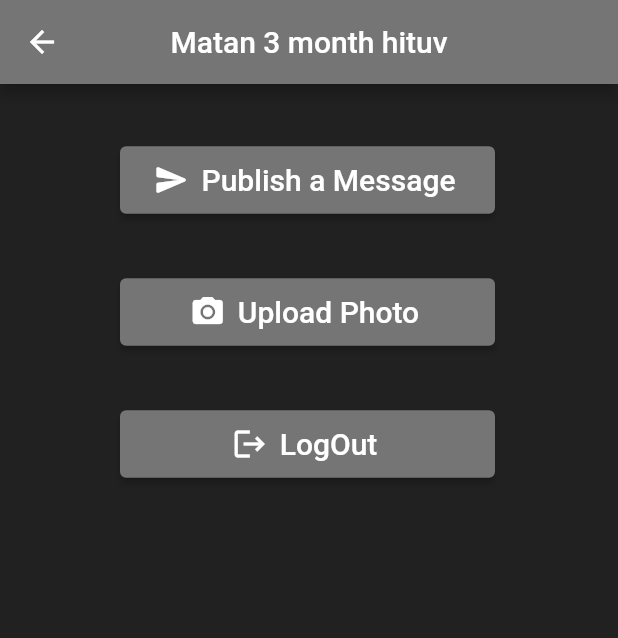
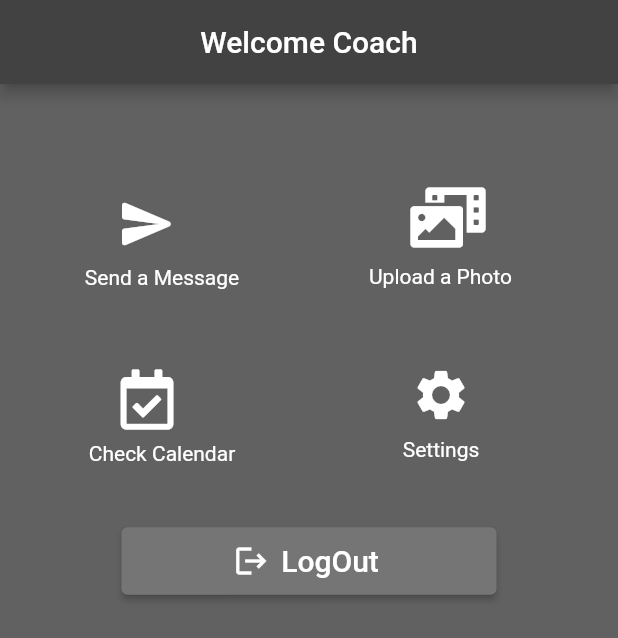
Before and after one commit to danielsem4/Mat-Fit, a Flutter app: the AdminHomePage screen opened directly, on a phone screen of 412 x 824 dp. Shown: the top 638 px of the screen. Run offline on Flutter 3.47's test engine with Material 2 defaults, Android fonts, the light colour scheme and no system bars; our stand-ins replace cloud_firestore, file_picker, firebase_auth, firebase_core, flutter_spinkit, font_awesome_flutter and 1 more; missing offline and left inert: dart:html, flutter_pdfview; accounts and stored records are empty.

Commit message:
makeover the admin side

```diff
--- a/lib/admin/adminHomePage.dart
+++ b/lib/admin/adminHomePage.dart
@@ -1,10 +1,13 @@
+import 'package:fit_app/admin/adminCalendar.dart';
+import 'package:fit_app/admin/adminSettings.dart';
 import 'package:fit_app/admin/publishAnnouncement.dart';
 import 'package:fit_app/admin/uploadPhoto.dart';
 import 'package:fit_app/authentication.dart';
 import 'package:flutter/material.dart';
-
+import 'package:font_awesome_flutter/font_awesome_flutter.dart';
 
 class AdminHomePage extends StatefulWidget {
+
   @override
   _AdminHomePageState createState() => _AdminHomePageState();
 }
@@ -15,17 +18,21 @@ class _AdminHomePageState extends State<AdminHomePage> {
   Widget build(BuildContext context) {
     return Scaffold(
       appBar: AppBar(
-        title: Text("Matan 3 month hituv"),
-        backgroundColor: Colors.grey.shade600,
+        title: Text("Welcome Coach"),
+        backgroundColor: Colors.grey.shade800,
         centerTitle: true,
       ),
-      backgroundColor: Colors.grey.shade900,
+      backgroundColor: Colors.grey.shade700,
       body: Column(
         children: [
-          SizedBox(height: 20),
+          SizedBox(height: 40),
+          Row(
+            children: [
+              Column(
+                children: [
                   Padding(
-            padding: const EdgeInsets.symmetric(vertical: 20,horizontal: 80),
-            child: ElevatedButton.icon(
+                    padding: const EdgeInsets.fromLTRB(70.0, 25.0, 90.0, 0.0),
+                    child: IconButton(
                       onPressed: () {
                         Navigator.push(
                          context,
@@ -34,41 +41,90 @@ class _AdminHomePageState extends State<AdminHomePage> {
                       icon: Icon(
                         Icons.send_rounded,
                         color: Colors.white),
-              label: Text("Publish a Message",
+                        iconSize: 40,
+                      ),
+                    ),
+                    Text("Send a Message",
                     style: TextStyle(
-                fontSize: 20,
                       color: Colors.white
                   )),
-              style: ElevatedButton.styleFrom(
-                primary:Colors.grey.shade600,
-                onPrimary: Colors.white,
-                minimumSize: Size(250, 45),
-              ),
-            ),
-          ),
+                ]),
                 Padding(
-            padding: const EdgeInsets.symmetric(vertical: 20,horizontal: 80),
-            child: ElevatedButton.icon(
+                padding: const EdgeInsets.fromLTRB(30.0, 20.0, 0.0, 0.0),
+                child: Column(
+                  children: [
+                    IconButton(
                       onPressed: () {
                         Navigator.push(
                          context,
                           MaterialPageRoute(builder: (context) => UploadPhoto()));
                       },
                       icon: Icon(
-                Icons.photo_camera,
+                        FontAwesomeIcons.photoVideo,
                         color: Colors.white),
-              label: Text("Upload Photo",
+                        iconSize: 40,
+                      ),
+                      SizedBox(height: 3),
+                      Text("Upload a Photo",
                       style: TextStyle(
-                fontSize: 20,
+                        color: Colors.white
+                      ),
+                      ),
+                  ],
+                ),
+                ),
+            ],
+          ),
+           SizedBox(height: 20),
+          Row(
+            children: [
+              Column(
+                children: [
+                  Padding(
+                    padding: const EdgeInsets.fromLTRB(70.0, 25.0, 90.0, 0.0),
+                    child: IconButton(
+                      onPressed: () {
+                        Navigator.push(
+                         context,
+                          MaterialPageRoute(builder: (context) => AdminCalendar()));
+                      },
+                      icon: Icon(
+                        FontAwesomeIcons.calendarCheck,
+                        color: Colors.white),
+                        iconSize: 40,
+                      ),
+                    ),
+                    Text("Check Calendar",
+                    style: TextStyle(
                       color: Colors.white
                   )),
-              style: ElevatedButton.styleFrom(
-                primary:Colors.grey.shade600,
-                onPrimary: Colors.white,
-                minimumSize: Size(250, 45),
+                ]),
+                Padding(
+                padding: const EdgeInsets.fromLTRB(50.0, 20.0, 0.0, 0.0),
+                child: Column(
+                  children: [
+                    IconButton(
+                      onPressed: () {
+                        Navigator.push(
+                         context,
+                          MaterialPageRoute(builder: (context) => AdminSettings()));
+                      },
+                      icon: Icon(
+                        Icons.settings,
+                        color: Colors.white),
+                        iconSize: 40,
+                      ),
+                      Text("Settings",
+                      style: TextStyle(
+                        color: Colors.white
                       ),
                       ),
+                  ],
                 ),
+                ),
+            ],
+          ),
+          SizedBox(height: 20),
           Padding(
             padding: const EdgeInsets.symmetric(vertical: 20,horizontal: 80),
             child: ElevatedButton.icon(
--- a/lib/admin/publishAnnouncement.dart
+++ b/lib/admin/publishAnnouncement.dart
@@ -21,9 +21,6 @@ class _PublishAnnouncementState extends State<PublishAnnouncement> {
 
     return Scaffold(
       appBar: AppBar(
-        leading: IconButton(
-        icon: Icon(Icons.arrow_back, color: Colors.white),
-        onPressed: () => Navigator.of(context).pop(),),
       title: Text("300 calories of carbs a day"),
       backgroundColor: Colors.grey.shade900,
       centerTitle: true,
--- a/lib/wrapper.dart
+++ b/lib/wrapper.dart
@@ -1,5 +1,5 @@
 import 'package:firebase_auth/firebase_auth.dart';
-import 'package:fit_app/admin/adminHomePage.dart';
+import 'package:fit_app/admin/adminNavigationBar.dart';
 import 'package:fit_app/admin/publishAnnouncement.dart';
 import 'package:fit_app/home/homePage.dart';
 import 'package:fit_app/loginPage/login.dart';
@@ -19,7 +19,7 @@ class Wrapper extends StatelessWidget {
       return LoginPage();
     } else {
       if(user.email=="admin@admin.admin")
-        return AdminHomePage();
+        return AdminNavigationBar();
       return HomePage();
     }
   }
```
Also changed, not shown: lib/admin/adminCalendar.dart (added, +19 -0 lines), lib/admin/adminNavigationBar.dart (added, +61 -0 lines), lib/admin/adminSettings.dart (added, +19 -0 lines), lib/slider/contactMe.dart (+4 -4 lines). Lines whose indentation alone changed are shown as unchanged.
